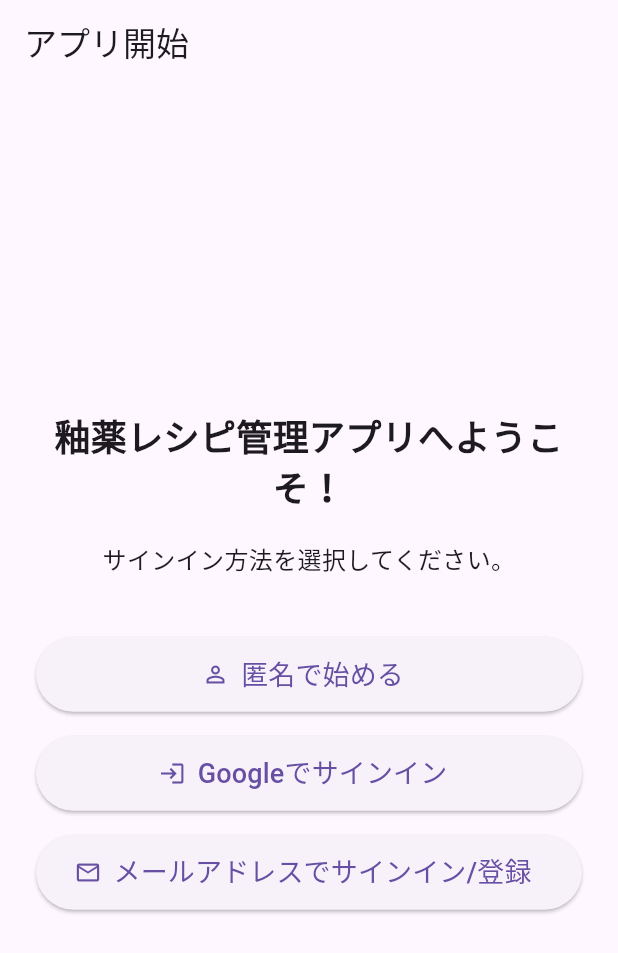
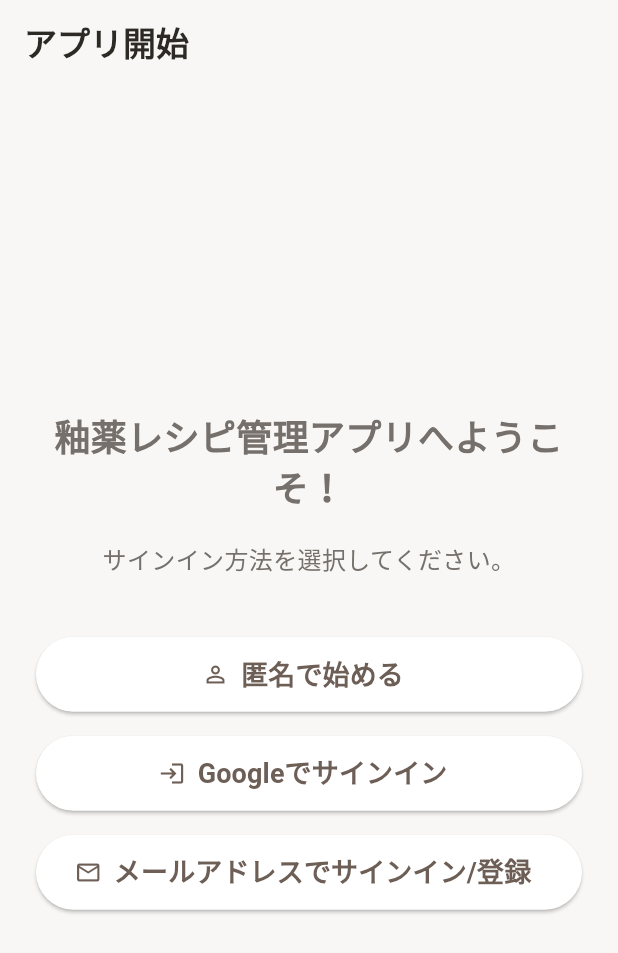
Before and after one commit to i-tatte/glaze-manager, a Flutter app: the screen it shows after launch, on a phone screen of 412 x 824 dp. Shown: the top 953 px of the screen. Run offline on Flutter 3.47's test engine with Material 3 defaults, Android fonts, the phone set to English and light mode, and no system bars; our stand-ins replace cached_network_image, cloud_firestore, connectivity_plus, dropdown_search, file_picker, firebase_auth and 7 more; missing offline and left inert: crop_your_image, desktop_webview_auth, excel; accounts and stored records are empty; generated files the repository leaves out were written again.

Commit message:
change application theme

```diff
--- a/lib/main.dart
+++ b/lib/main.dart
@@ -9,6 +9,8 @@ import 'package:glaze_manager/services/settings_service.dart';
 import 'firebase_options.dart'; // flutterfire configure で生成されたファイル
 import 'package:provider/provider.dart';
 import 'package:flutter_localizations/flutter_localizations.dart';
+
+import 'package:glaze_manager/theme/app_theme.dart';
 
 void main() async {
   // Flutterのウィジェットバインディングを初期化
@@ -41,7 +43,9 @@ class AppProviders extends StatelessWidget {
       ],
       child: MaterialApp(
         title: 'Glaze Manager',
-        theme: ThemeData(primarySwatch: Colors.blue),
+        theme: AppTheme.light,
+        darkTheme: AppTheme.dark,
+        themeMode: ThemeMode.system,
         home: const AuthWrapper(), // 認証状態に応じて表示を切り替える
         localizationsDelegates: const [
           GlobalMaterialLocalizations.delegate,
--- a/lib/screens/glaze_list_screen.dart
+++ b/lib/screens/glaze_list_screen.dart
@@ -401,13 +401,17 @@ class GlazeListScreenState extends State<GlazeListScreen> {
                             itemCount: displayedGlazes.length,
                             itemBuilder: (context, index) {
                               final glaze = displayedGlazes[index];
-                              return ListTile(
+                              return Card(
+                                child: ListTile(
                                   title: Row(
                                     children: [
                                       Flexible(
                                         child: Text(
                                           glaze.name,
                                           overflow: TextOverflow.ellipsis,
+                                          style: Theme.of(
+                                            context,
+                                          ).textTheme.titleMedium,
                                         ),
                                       ),
                                       if (glaze.tags.isNotEmpty) ...[
@@ -421,8 +425,11 @@ class GlazeListScreenState extends State<GlazeListScreen> {
                                                   (tag) => Chip(
                                                     label: Text(
                                                       tag,
-                                                    style: const TextStyle(
-                                                      color: Colors.white,
+                                                      style: TextStyle(
+                                                        color: Theme.of(
+                                                          context,
+                                                        ).colorScheme.onPrimary,
+                                                        fontSize: 12,
                                                       ),
                                                     ),
                                                     backgroundColor: Theme.of(
@@ -433,6 +440,13 @@ class GlazeListScreenState extends State<GlazeListScreen> {
                                                     padding:
                                                         const EdgeInsets.symmetric(
                                                           horizontal: 4.0,
+                                                        ),
+                                                    side: BorderSide.none,
+                                                    shape: RoundedRectangleBorder(
+                                                      borderRadius:
+                                                          BorderRadius.circular(
+                                                            16,
+                                                          ),
                                                     ),
                                                   ),
                                                 )
@@ -456,6 +470,7 @@ class GlazeListScreenState extends State<GlazeListScreen> {
                                       ),
                                     );
                                   },
+                                ),
                               );
                             },
                           );
--- /dev/null
+++ b/lib/theme/app_colors.dart
@@ -0,0 +1,20 @@
+import 'package:flutter/material.dart';
+
+class AppColors {
+  // Light Mode Colors
+  static const Color lightBackground = Color(0xFFF9F7F5);
+  static const Color lightSurface = Color(0xFFFFFFFF);
+  static const Color lightPrimary = Color(0xFF6D5E56);
+  static const Color lightSecondary = Color(0xFFA89F91);
+  static const Color lightTextPrimary = Color(0xFF2D2A26);
+  static const Color lightTextSecondary = Color(0xFF75706B);
+  static const Color lightError = Color(0xFFBA1A1A);
+
+  // Dark Mode Colors
+  static const Color darkBackground = Color(0xFF1A1918);
+  static const Color darkSurface = Color(0xFF2D2A26);
+  static const Color darkPrimary = Color(0xFFD7CFC7);
+  static const Color darkSecondary = Color(0xFF5D5852);
+  static const Color darkTextPrimary = Color(0xFFE6E1DB);
+  static const Color darkTextSecondary = Color(0xFFA89F91);
+}
--- /dev/null
+++ b/lib/theme/app_theme.dart
@@ -0,0 +1,203 @@
+import 'package:flutter/material.dart';
+import 'app_colors.dart';
+
+class AppTheme {
+  static ThemeData get light {
+    return ThemeData(
+      useMaterial3: true,
+      brightness: Brightness.light,
+      colorScheme: const ColorScheme(
+        brightness: Brightness.light,
+        primary: AppColors.lightPrimary,
+        onPrimary: Colors.white,
+        secondary: AppColors.lightSecondary,
+        onSecondary: Colors.white,
+        error: AppColors.lightError,
+        onError: Colors.white,
+        surface: AppColors.lightSurface,
+        onSurface: AppColors.lightTextPrimary,
+      ),
+      scaffoldBackgroundColor: AppColors.lightBackground,
+      appBarTheme: const AppBarTheme(
+        backgroundColor: AppColors.lightBackground,
+        foregroundColor: AppColors.lightTextPrimary,
+        elevation: 0,
+        centerTitle: false,
+      ),
+      cardTheme: CardThemeData(
+        color: AppColors.lightSurface,
+        elevation: 1,
+        shape: RoundedRectangleBorder(borderRadius: BorderRadius.circular(12)),
+        margin: const EdgeInsets.symmetric(vertical: 8, horizontal: 16),
+      ),
+      textTheme: const TextTheme(
+        displayLarge: TextStyle(
+          color: AppColors.lightTextPrimary,
+          fontWeight: FontWeight.bold,
+        ),
+        displayMedium: TextStyle(
+          color: AppColors.lightTextPrimary,
+          fontWeight: FontWeight.bold,
+        ),
+        displaySmall: TextStyle(
+          color: AppColors.lightTextPrimary,
+          fontWeight: FontWeight.bold,
+        ),
+        headlineLarge: TextStyle(
+          color: AppColors.lightTextPrimary,
+          fontWeight: FontWeight.bold,
+        ),
+        headlineMedium: TextStyle(
+          color: AppColors.lightTextPrimary,
+          fontWeight: FontWeight.bold,
+        ),
+        headlineSmall: TextStyle(
+          color: AppColors.lightTextPrimary,
+          fontWeight: FontWeight.bold,
+        ),
+        titleLarge: TextStyle(
+          color: AppColors.lightTextPrimary,
+          fontWeight: FontWeight.bold,
+        ),
+        titleMedium: TextStyle(
+          color: AppColors.lightTextPrimary,
+          fontWeight: FontWeight.w600,
+        ),
+        titleSmall: TextStyle(
+          color: AppColors.lightTextPrimary,
+          fontWeight: FontWeight.w600,
+        ),
+        bodyLarge: TextStyle(color: AppColors.lightTextPrimary),
+        bodyMedium: TextStyle(color: AppColors.lightTextSecondary),
+        bodySmall: TextStyle(color: AppColors.lightTextSecondary),
+        labelLarge: TextStyle(
+          color: AppColors.lightTextPrimary,
+          fontWeight: FontWeight.w600,
+        ),
+        labelMedium: TextStyle(color: AppColors.lightTextSecondary),
+        labelSmall: TextStyle(color: AppColors.lightTextSecondary),
+      ),
+      inputDecorationTheme: InputDecorationTheme(
+        filled: true,
+        fillColor: AppColors.lightSurface,
+        border: OutlineInputBorder(
+          borderRadius: BorderRadius.circular(8),
+          borderSide: const BorderSide(color: AppColors.lightSecondary),
+        ),
+        enabledBorder: OutlineInputBorder(
+          borderRadius: BorderRadius.circular(8),
+          borderSide: const BorderSide(color: AppColors.lightSecondary),
+        ),
+        focusedBorder: OutlineInputBorder(
+          borderRadius: BorderRadius.circular(8),
+          borderSide: const BorderSide(color: AppColors.lightPrimary, width: 2),
+        ),
+      ),
+      floatingActionButtonTheme: const FloatingActionButtonThemeData(
+        backgroundColor: AppColors.lightPrimary,
+        foregroundColor: Colors.white,
+      ),
+    );
+  }
+
+  static ThemeData get dark {
+    return ThemeData(
+      useMaterial3: true,
+      brightness: Brightness.dark,
+      colorScheme: const ColorScheme(
+        brightness: Brightness.dark,
+        primary: AppColors.darkPrimary,
+        onPrimary: AppColors.darkSurface,
+        secondary: AppColors.darkSecondary,
+        onSecondary: Colors.white,
+        error: AppColors.lightError,
+        onError: Colors.white,
+        surface: AppColors.darkSurface,
+        onSurface: AppColors.darkTextPrimary,
+      ),
+      scaffoldBackgroundColor: AppColors.darkBackground,
+      appBarTheme: const AppBarTheme(
+        backgroundColor: AppColors.darkBackground,
+        foregroundColor: AppColors.darkTextPrimary,
+        elevation: 0,
+        centerTitle: false,
+      ),
+      cardTheme: CardThemeData(
+        color: AppColors.darkSurface,
+        elevation: 2,
+        shape: RoundedRectangleBorder(
+          borderRadius: BorderRadius.circular(12),
+          side: const BorderSide(color: AppColors.darkSecondary, width: 0.5),
+        ),
+        margin: const EdgeInsets.symmetric(vertical: 8, horizontal: 16),
+      ),
+      textTheme: const TextTheme(
+        displayLarge: TextStyle(
+          color: AppColors.darkTextPrimary,
+          fontWeight: FontWeight.bold,
+        ),
+        displayMedium: TextStyle(
+          color: AppColors.darkTextPrimary,
+          fontWeight: FontWeight.bold,
+        ),
+        displaySmall: TextStyle(
+          color: AppColors.darkTextPrimary,
+          fontWeight: FontWeight.bold,
+        ),
+        headlineLarge: TextStyle(
+          color: AppColors.darkTextPrimary,
+          fontWeight: FontWeight.bold,
+        ),
+        headlineMedium: TextStyle(
+          color: AppColors.darkTextPrimary,
+          fontWeight: FontWeight.bold,
+        ),
+        headlineSmall: TextStyle(
+          color: AppColors.darkTextPrimary,
+          fontWeight: FontWeight.bold,
+        ),
+        titleLarge: TextStyle(
+          color: AppColors.darkTextPrimary,
+          fontWeight: FontWeight.bold,
+        ),
+        titleMedium: TextStyle(
+          color: AppColors.darkTextPrimary,
+          fontWeight: FontWeight.w600,
+        ),
+        titleSmall: TextStyle(
+          color: AppColors.darkTextPrimary,
+          fontWeight: FontWeight.w600,
+        ),
+        bodyLarge: TextStyle(color: AppColors.darkTextPrimary),
+        bodyMedium: TextStyle(color: AppColors.darkTextSecondary),
+        bodySmall: TextStyle(color: AppColors.darkTextSecondary),
+        labelLarge: TextStyle(
+          color: AppColors.darkTextPrimary,
+          fontWeight: FontWeight.w600,
+        ),
+        labelMedium: TextStyle(color: AppColors.darkTextSecondary),
+        labelSmall: TextStyle(color: AppColors.darkTextSecondary),
+      ),
+      inputDecorationTheme: InputDecorationTheme(
+        filled: true,
+        fillColor: AppColors.darkSurface,
+        border: OutlineInputBorder(
+          borderRadius: BorderRadius.circular(8),
+          borderSide: const BorderSide(color: AppColors.darkSecondary),
+        ),
+        enabledBorder: OutlineInputBorder(
+          borderRadius: BorderRadius.circular(8),
+          borderSide: const BorderSide(color: AppColors.darkSecondary),
+        ),
+        focusedBorder: OutlineInputBorder(
+          borderRadius: BorderRadius.circular(8),
+          borderSide: const BorderSide(color: AppColors.darkPrimary, width: 2),
+        ),
+      ),
+      floatingActionButtonTheme: const FloatingActionButtonThemeData(
+        backgroundColor: AppColors.darkPrimary,
+        foregroundColor: AppColors.darkSurface,
+      ),
+    );
+  }
+}
--- a/lib/widgets/test_piece_card.dart
+++ b/lib/widgets/test_piece_card.dart
@@ -21,6 +21,7 @@ class TestPieceCard extends StatelessWidget {
     return Card(
       clipBehavior: Clip.antiAlias, // カードの角を丸くするために必要
       elevation: 2.0,
+      margin: EdgeInsets.zero, // GridViewでスペースを管理するため、Cardのマージンは0にする
       child: InkWell(
         onTap: () {
           Navigator.of(context).push(
```
Lines whose indentation alone changed are shown as unchanged.
